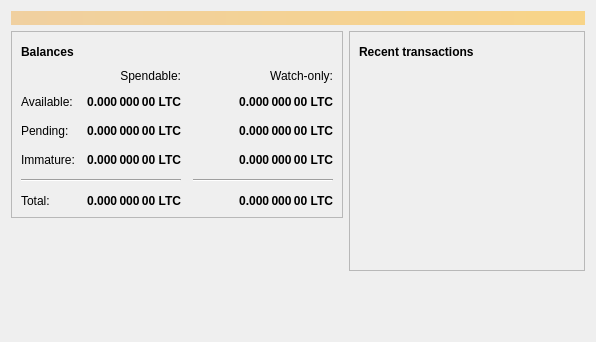
This is src/qt/forms/overviewpage.ui in ao-libre/aocoin as Qt 5 draws it before an edit. The edited form follows.
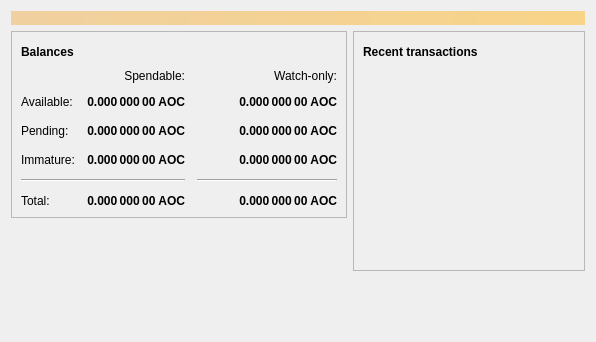
This is the edited form. Icons and pictures are not drawn.

```diff
--- a/src/qt/forms/overviewpage.ui
+++ b/src/qt/forms/overviewpage.ui
@@ -129,7 +129,7 @@
                <string>Unconfirmed transactions to watch-only addresses</string>
               </property>
               <property name="text">
-               <string notr="true">0.000 000 00 LTC</string>
+               <string notr="true">0.000 000 00 AOC</string>
               </property>
               <property name="alignment">
                <set>Qt::AlignRight|Qt::AlignTrailing|Qt::AlignVCenter</set>
@@ -154,7 +154,7 @@
                <string>Total of transactions that have yet to be confirmed, and do not yet count toward the spendable balance</string>
               </property>
               <property name="text">
-               <string notr="true">0.000 000 00 LTC</string>
+               <string notr="true">0.000 000 00 AOC</string>
               </property>
               <property name="alignment">
                <set>Qt::AlignRight|Qt::AlignTrailing|Qt::AlignVCenter</set>
@@ -179,7 +179,7 @@
                <string>Mined balance in watch-only addresses that has not yet matured</string>
               </property>
               <property name="text">
-               <string notr="true">0.000 000 00 LTC</string>
+               <string notr="true">0.000 000 00 AOC</string>
               </property>
               <property name="alignment">
                <set>Qt::AlignRight|Qt::AlignTrailing|Qt::AlignVCenter</set>
@@ -237,7 +237,7 @@
                <string>Mined balance that has not yet matured</string>
               </property>
               <property name="text">
-               <string notr="true">0.000 000 00 LTC</string>
+               <string notr="true">0.000 000 00 AOC</string>
               </property>
               <property name="alignment">
                <set>Qt::AlignRight|Qt::AlignTrailing|Qt::AlignVCenter</set>
@@ -282,7 +282,7 @@
                <string>Your current total balance</string>
               </property>
               <property name="text">
-               <string notr="true">0.000 000 00 LTC</string>
+               <string notr="true">0.000 000 00 AOC</string>
               </property>
               <property name="alignment">
                <set>Qt::AlignRight|Qt::AlignTrailing|Qt::AlignVCenter</set>
@@ -307,7 +307,7 @@
                <string>Current total balance in watch-only addresses</string>
               </property>
               <property name="text">
-               <string notr="true">0.000 000 00 LTC</string>
+               <string notr="true">0.000 000 00 AOC</string>
               </property>
               <property name="alignment">
                <set>Qt::AlignRight|Qt::AlignTrailing|Qt::AlignVCenter</set>
@@ -349,7 +349,7 @@
                <string>Your current spendable balance</string>
               </property>
               <property name="text">
-               <string notr="true">0.000 000 00 LTC</string>
+               <string notr="true">0.000 000 00 AOC</string>
               </property>
               <property name="alignment">
                <set>Qt::AlignRight|Qt::AlignTrailing|Qt::AlignVCenter</set>
@@ -374,7 +374,7 @@
                <string>Your current balance in watch-only addresses</string>
               </property>
               <property name="text">
-               <string notr="true">0.000 000 00 LTC</string>
+               <string notr="true">0.000 000 00 AOC</string>
               </property>
               <property name="alignment">
                <set>Qt::AlignRight|Qt::AlignTrailing|Qt::AlignVCenter</set>
```
